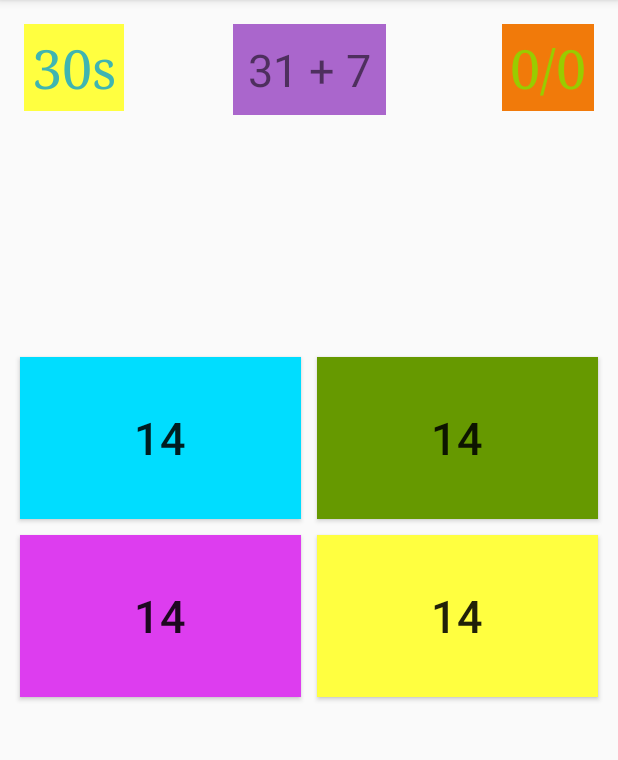
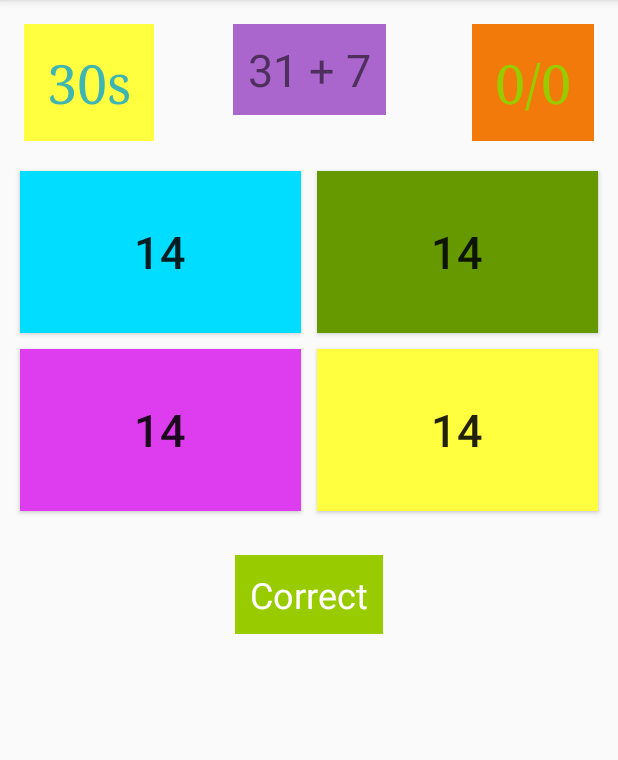
Before and after one commit to ranggasenatama/Quiz-App-Android, an Android app: the screen it shows after launch (MainActivity), on a phone screen of 412 x 824 dp, the part 84-844 px from its top. Run offline under Robolectric (Android 15) with nearby library versions, the phone set to English and light mode, and no system bars.

```diff
--- a/app/src/main/java/com/example/asus/quizapp/MainActivity.java
+++ b/app/src/main/java/com/example/asus/quizapp/MainActivity.java
@@ -6,9 +6,22 @@ import android.view.View;
 import android.widget.Button;
 
 public class MainActivity extends AppCompatActivity {
+
+    public void clickAnswer(View view) {
+        if (view.getId() == R.id.button1) {
+
+        } else if (view.getId() == R.id.button2) {
+
+        } else if (view.getId() == R.id.button3) {
+
+        } else {
+
+        }
+    }
+
     Button button;
 
-    public void clickStartQuiz(View view){
+    public void clickStartQuiz(View view) {
         button.setVisibility(View.INVISIBLE);
     }
 
@@ -17,6 +30,6 @@ public class MainActivity extends AppCompatActivity {
         super.onCreate(savedInstanceState);
         setContentView(R.layout.activity_main);
 
-        button=findViewById(R.id.startQuizButton);
+        button = findViewById(R.id.startQuizButton);
     }
 }
--- a/app/src/main/res/layout/activity_main.xml
+++ b/app/src/main/res/layout/activity_main.xml
@@ -33,7 +33,7 @@
         android:backgroundTint="@color/colorAccent"
         android:fontFamily="serif"
         android:lineSpacingExtra="24sp"
-        android:padding="5dp"
+        android:padding="15dp"
         android:text="30s"
         android:textAppearance="@android:style/TextAppearance.Holo.Light.Large"
         android:textColor="@color/colorPrimary"
@@ -51,7 +51,7 @@
         android:background="?android:attr/colorMultiSelectHighlight"
         android:fontFamily="serif"
         android:lineSpacingExtra="14sp"
-        android:padding="5dp"
+        android:padding="15dp"
         android:text="0/0"
         android:textAppearance="@style/TextAppearance.AppCompat.Notification.Title.Media"
         android:textColor="@android:color/holo_green_light"
@@ -75,15 +75,14 @@
         app:layout_constraintTop_toTopOf="parent" />
 
     <GridLayout
+        android:id="@+id/gridLayout"
         android:layout_width="0dp"
         android:layout_height="237dp"
-        android:layout_marginBottom="150dp"
         android:layout_marginEnd="8dp"
         android:layout_marginStart="8dp"
-        android:layout_marginTop="8dp"
+        android:layout_marginTop="32dp"
         android:columnCount="2"
         android:rowCount="2"
-        app:layout_constraintBottom_toBottomOf="parent"
         app:layout_constraintEnd_toEndOf="parent"
         app:layout_constraintHorizontal_bias="1.0"
         app:layout_constraintStart_toStartOf="parent"
@@ -100,6 +99,7 @@
             android:layout_row="0"
             android:layout_rowWeight="1"
             android:background="@android:color/holo_blue_bright"
+            android:tag="1"
             android:text="14"
             android:textSize="30sp" />
 
@@ -114,6 +114,7 @@
             android:layout_row="0"
             android:layout_rowWeight="1"
             android:background="@android:color/holo_green_dark"
+            android:tag="2"
             android:text="14"
             android:textSize="30sp" />
 
@@ -128,6 +129,7 @@
             android:layout_row="1"
             android:layout_rowWeight="1"
             android:background="@color/colorPrimaryDark"
+            android:tag="3"
             android:text="14"
             android:textSize="30sp" />
 
@@ -142,7 +144,23 @@
             android:layout_row="1"
             android:layout_rowWeight="1"
             android:background="@color/colorAccent"
+            android:tag="4"
             android:text="14"
             android:textSize="30sp" />
     </GridLayout>
+
+    <TextView
+        android:id="@+id/answerTextView"
+        android:layout_width="wrap_content"
+        android:layout_height="wrap_content"
+        android:layout_marginTop="24dp"
+        android:background="@android:color/holo_green_light"
+        android:padding="10dp"
+        android:text="Correct"
+        android:textColor="@android:color/background_light"
+        android:textSize="24sp"
+        app:layout_constraintEnd_toEndOf="parent"
+        app:layout_constraintHorizontal_bias="0.5"
+        app:layout_constraintStart_toStartOf="parent"
+        app:layout_constraintTop_toBottomOf="@+id/gridLayout" />
 </android.support.constraint.ConstraintLayout>
```
